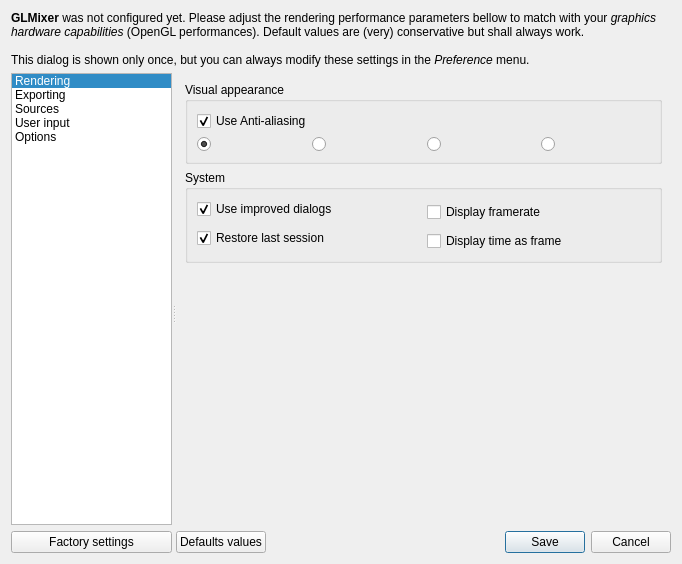
The window that src/UserPreferencesDialog.ui (markus-wa/glmixer-mirror) describes before a commit, drawn with Qt 5.
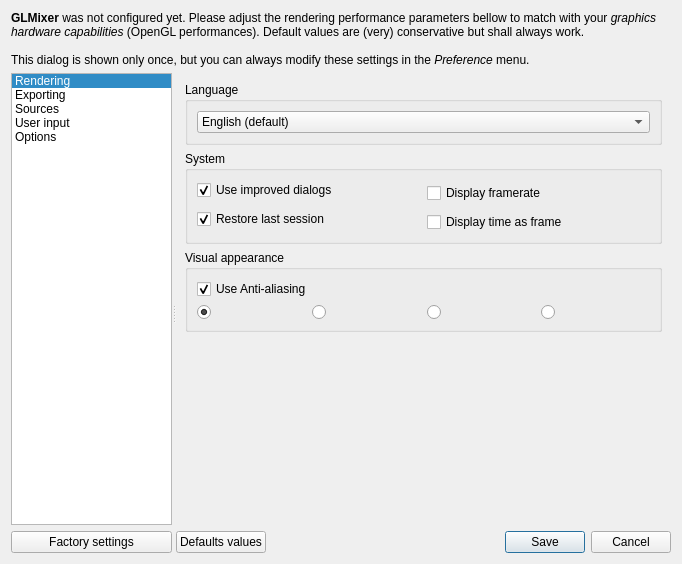
The same window after the commit. The open tabs and pages were chosen to show the change. Icons and pictures are not drawn. Custom widgets are drawn as their Qt base class.

Commit message: Preliminary implementation of multiple Language support

```diff
--- a/src/UserPreferencesDialog.ui
+++ b/src/UserPreferencesDialog.ui
@@ -1199,114 +1199,20 @@
          <widget class="QWidget" name="PageOptions">
           <layout class="QVBoxLayout" name="verticalLayout_14">
            <item>
-            <widget class="QGroupBox" name="VisualsGroupBox">
+            <widget class="QGroupBox" name="groupBox_4">
              <property name="title">
-              <string>Visual appearance</string>
+              <string>Language</string>
              </property>
-             <layout class="QVBoxLayout" name="verticalLayout_3">
+             <layout class="QVBoxLayout" name="verticalLayout_13">
               <item>
-               <widget class="QCheckBox" name="antiAliasing">
-                <property name="toolTip">
-                 <string>Use anti alisasing for rendering interface (improves visual appearance)</string>
-                </property>
-                <property name="statusTip">
-                 <string>Use anti alisasing for rendering interface (improves visual appearance)</string>
-                </property>
-                <property name="text">
-                 <string>Use Anti-aliasing</string>
-                </property>
-                <property name="checked">
-                 <bool>true</bool>
-                </property>
+               <widget class="QComboBox" name="languageSelection">
+                <item>
+                 <property name="text">
+                  <string>English (default)</string>
+                 </property>
+                </item>
                </widget>
               </item>
-              <item>
-               <layout class="QHBoxLayout" name="horizontalLayoutStipple">
-                <item>
-                 <widget class="QRadioButton" name="FINE">
-                  <property name="toolTip">
-                   <string>Representation of icon transparency in mixing view</string>
-                  </property>
-                  <property name="text">
-                   <string/>
-                  </property>
-                  <property name="icon">
-                   <iconset resource="../images.qrc">
-                    <normaloff>:/glmixer/images/stippling_1.png</normaloff>:/glmixer/images/stippling_1.png</iconset>
-                  </property>
-                  <property name="iconSize">
-                   <size>
-                    <width>60</width>
-                    <height>45</height>
-                   </size>
-                  </property>
-                  <property name="checked">
-                   <bool>true</bool>
-                  </property>
-                 </widget>
-                </item>
-                <item>
-                 <widget class="QRadioButton" name="GROSS">
-                  <property name="toolTip">
-                   <string>Representation of icon transparency in mixing view</string>
-                  </property>
-                  <property name="text">
-                   <string/>
-                  </property>
-                  <property name="icon">
-                   <iconset resource="../images.qrc">
-                    <normaloff>:/glmixer/images/stippling_2.png</normaloff>:/glmixer/images/stippling_2.png</iconset>
-                  </property>
-                  <property name="iconSize">
-                   <size>
-                    <width>60</width>
-                    <height>45</height>
-                   </size>
-                  </property>
-                 </widget>
-                </item>
-                <item>
-                 <widget class="QRadioButton" name="CHECKERBOARD">
-                  <property name="toolTip">
-                   <string>Representation of icon transparency in mixing view</string>
-                  </property>
-                  <property name="text">
-                   <string/>
-                  </property>
-                  <property name="icon">
-                   <iconset resource="../images.qrc">
-                    <normaloff>:/glmixer/images/stippling_3.png</normaloff>:/glmixer/images/stippling_3.png</iconset>
-                  </property>
-                  <property name="iconSize">
-                   <size>
-                    <width>60</width>
-                    <height>45</height>
-                   </size>
-                  </property>
-                 </widget>
-                </item>
-                <item>
-                 <widget class="QRadioButton" name="TRIANGLE">
-                  <property name="toolTip">
-                   <string>Representation of icon transparency in mixing view</string>
-                  </property>
-                  <property name="text">
-                   <string/>
-                  </property>
-                  <property name="icon">
-                   <iconset resource="../images.qrc">
-                    <normaloff>:/glmixer/images/stippling_4.png</normaloff>:/glmixer/images/stippling_4.png</iconset>
-                  </property>
-                  <property name="iconSize">
-                   <size>
-                    <width>60</width>
-                    <height>45</height>
-                   </size>
-                  </property>
-                 </widget>
-                </item>
-               </layout>
-              </item>
              </layout>
             </widget>
            </item>
@@ -1368,6 +1274,118 @@
              </layout>
             </widget>
            </item>
+           <item>
+            <widget class="QGroupBox" name="VisualsGroupBox">
+             <property name="title">
+              <string>Visual appearance</string>
+             </property>
+             <layout class="QVBoxLayout" name="verticalLayout_3">
+              <item>
+               <widget class="QCheckBox" name="antiAliasing">
+                <property name="toolTip">
+                 <string>Use anti alisasing for rendering interface (improves visual appearance)</string>
+                </property>
+                <property name="statusTip">
+                 <string>Use anti alisasing for rendering interface (improves visual appearance)</string>
+                </property>
+                <property name="text">
+                 <string>Use Anti-aliasing</string>
+                </property>
+                <property name="checked">
+                 <bool>true</bool>
+                </property>
+               </widget>
+              </item>
+              <item>
+               <layout class="QHBoxLayout" name="horizontalLayoutStipple">
+                <item>
+                 <widget class="QRadioButton" name="FINE">
+                  <property name="toolTip">
+                   <string>Representation of icon transparency in mixing view</string>
+                  </property>
+                  <property name="text">
+                   <string/>
+                  </property>
+                  <property name="icon">
+                   <iconset resource="../images.qrc">
+                    <normaloff>:/glmixer/images/stippling_1.png</normaloff>:/glmixer/images/stippling_1.png</iconset>
+                  </property>
+                  <property name="iconSize">
+                   <size>
+                    <width>60</width>
+                    <height>45</height>
+                   </size>
+                  </property>
+                  <property name="checked">
+                   <bool>true</bool>
+                  </property>
+                 </widget>
+                </item>
+                <item>
+                 <widget class="QRadioButton" name="GROSS">
+                  <property name="toolTip">
+                   <string>Representation of icon transparency in mixing view</string>
+                  </property>
+                  <property name="text">
+                   <string/>
+                  </property>
+                  <property name="icon">
+                   <iconset resource="../images.qrc">
+                    <normaloff>:/glmixer/images/stippling_2.png</normaloff>:/glmixer/images/stippling_2.png</iconset>
+                  </property>
+                  <property name="iconSize">
+                   <size>
+                    <width>60</width>
+                    <height>45</height>
+                   </size>
+                  </property>
+                 </widget>
+                </item>
+                <item>
+                 <widget class="QRadioButton" name="CHECKERBOARD">
+                  <property name="toolTip">
+                   <string>Representation of icon transparency in mixing view</string>
+                  </property>
+                  <property name="text">
+                   <string/>
+                  </property>
+                  <property name="icon">
+                   <iconset resource="../images.qrc">
+                    <normaloff>:/glmixer/images/stippling_3.png</normaloff>:/glmixer/images/stippling_3.png</iconset>
+                  </property>
+                  <property name="iconSize">
+                   <size>
+                    <width>60</width>
+                    <height>45</height>
+                   </size>
+                  </property>
+                 </widget>
+                </item>
+                <item>
+                 <widget class="QRadioButton" name="TRIANGLE">
+                  <property name="toolTip">
+                   <string>Representation of icon transparency in mixing view</string>
+                  </property>
+                  <property name="text">
+                   <string/>
+                  </property>
+                  <property name="icon">
+                   <iconset resource="../images.qrc">
+                    <normaloff>:/glmixer/images/stippling_4.png</normaloff>:/glmixer/images/stippling_4.png</iconset>
+                  </property>
+                  <property name="iconSize">
+                   <size>
+                    <width>60</width>
+                    <height>45</height>
+                   </size>
+                  </property>
+                 </widget>
+                </item>
+               </layout>
+              </item>
+             </layout>
+            </widget>
+           </item>
            <item>
             <spacer name="verticalSpacer">
              <property name="orientation">
```
Left out of the diff: 2 changed lines with no effect on the pictures. The commit also changes 9 other files.
